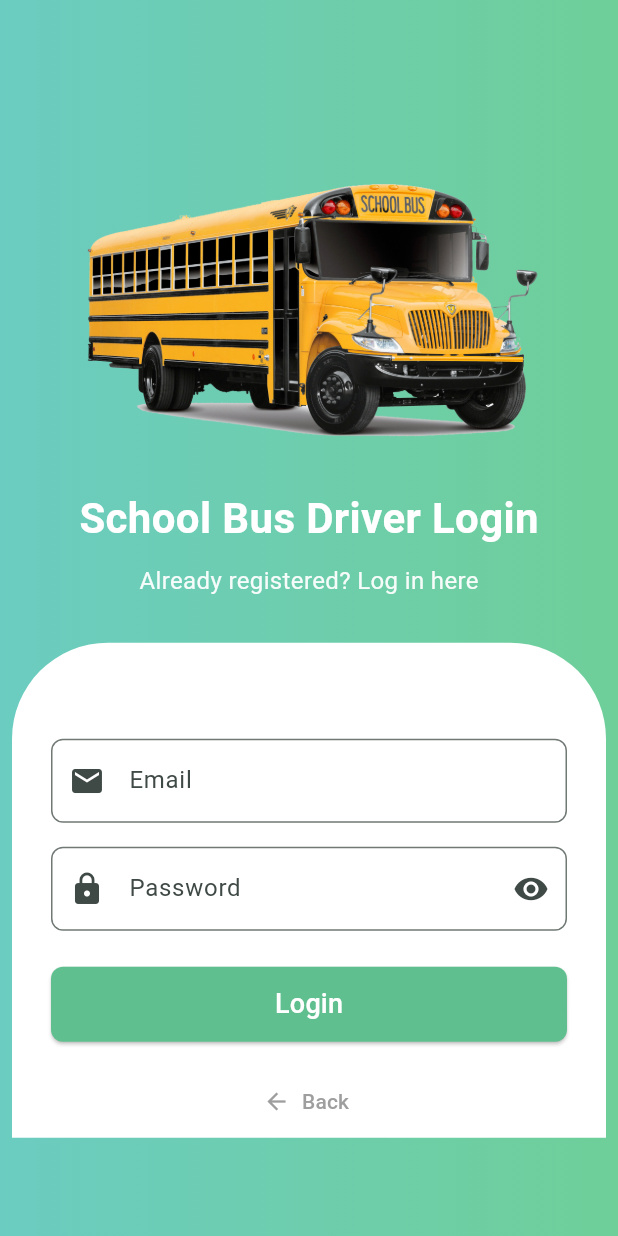
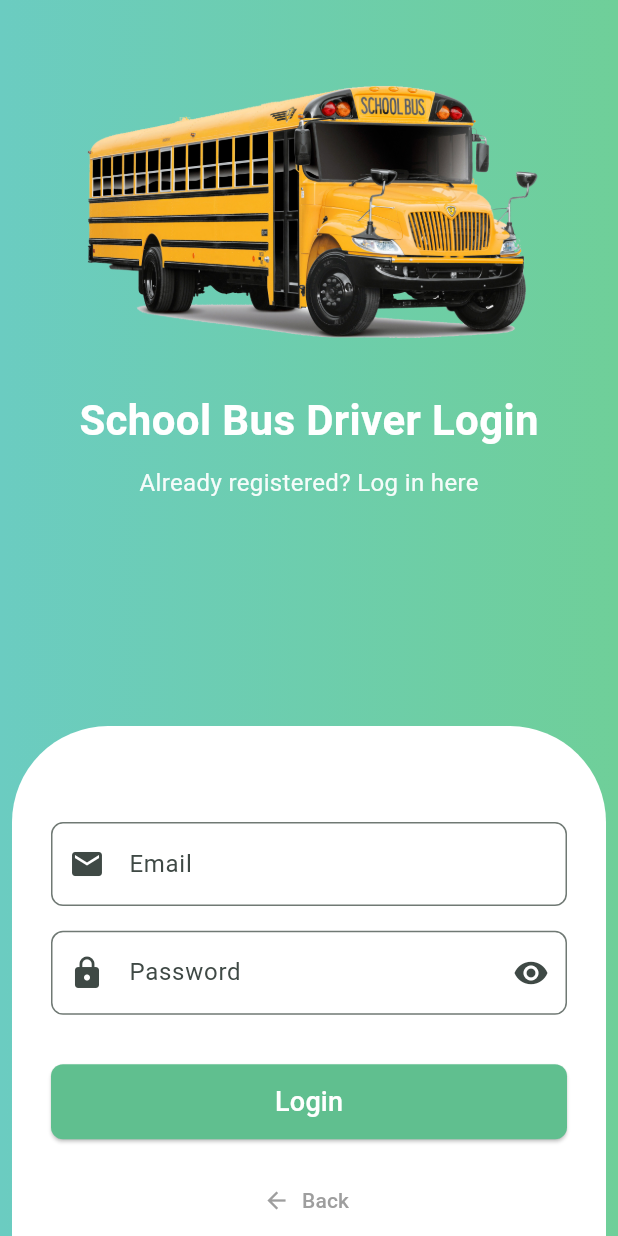
Before and after one commit to webstudioflutter/sms-driver, a Flutter app: the TeacherLoginScreen screen opened directly, on a phone screen of 412 x 824 dp. Run offline on Flutter 3.47's test engine with Material 3 defaults, Android fonts, the phone set to English and light mode, and no system bars; our stand-ins replace device_preview, dotted_border, flutter_svg, image_picker; network calls fail.

Commit message:
login page

```diff
--- a/lib/main.dart
+++ b/lib/main.dart
@@ -1,8 +1,8 @@
+import 'package:device_preview/device_preview.dart';
 import 'package:driver_app/core/color_constant.dart';
 import 'package:driver_app/screen/navbar/MainNavbar.dart';
 import 'package:flutter/foundation.dart';
 import 'package:flutter/material.dart';
-import 'package:device_preview/device_preview.dart';
 
 void main() => runApp(
       DevicePreview(
--- a/lib/screen/login_and_logout/login.dart
+++ b/lib/screen/login_and_logout/login.dart
@@ -1,3 +1,4 @@
+import 'package:driver_app/core/utils/util.dart';
 import 'package:driver_app/screen/navbar/MainNavbar.dart';
 import 'package:flutter/material.dart';
 
@@ -16,9 +17,8 @@ class TeacherLoginScreen extends StatelessWidget {
             end: Alignment.topRight,
           ),
         ),
-        child: Center(
-          child: SingleChildScrollView(
         child: Column(
+          mainAxisSize: MainAxisSize.max,
           mainAxisAlignment: MainAxisAlignment.center,
           children: [
             Image.asset(
@@ -45,13 +45,14 @@ class TeacherLoginScreen extends StatelessWidget {
                 fontSize: 16,
               ),
             ),
-                const SizedBox(height: 30),
+            // const SizedBox(height: 30),
+            const Spacer(),
 
             Padding(
               padding: const EdgeInsets.only(left: 8, right: 8),
               child: Container(
-                    padding:
-                        const EdgeInsets.only(top: 64, left: 26, right: 26),
+                // height: getHeight(context) * 0.5,
+                padding: const EdgeInsets.only(top: 64, left: 26, right: 26),
                 // margin: const EdgeInsets.symmetric(horizontal: 24),
                 decoration: const BoxDecoration(
                   color: Colors.white,
@@ -71,7 +72,7 @@ class TeacherLoginScreen extends StatelessWidget {
                         ),
                       ),
                     ),
-                        const SizedBox(height: 16),
+                    SizedBox(height: getHeight(context) * 0.02),
 
                     TextField(
                       decoration: InputDecoration(
@@ -84,11 +85,16 @@ class TeacherLoginScreen extends StatelessWidget {
                       ),
                       obscureText: true,
                     ),
-                        const SizedBox(height: 24),
+                    SizedBox(height: getHeight(context) * 0.04),
+
                     // Login button
                     ElevatedButton(
                       onPressed: () {
-                            const MainNavbar();
+                        // const MainNavbar();
+                        Navigator.push(
+                            context,
+                            MaterialPageRoute(
+                                builder: (context) => const MainNavbar()));
                       },
                       style: ElevatedButton.styleFrom(
                         minimumSize: const Size(double.infinity, 50),
@@ -98,18 +104,20 @@ class TeacherLoginScreen extends StatelessWidget {
                         backgroundColor: const Color(0xff60bf8f),
                       ),
                       child: const Text('Login',
-                              style:
-                                  TextStyle(fontSize: 18, color: Colors.white)),
+                          style: TextStyle(fontSize: 18, color: Colors.white)),
                     ),
-                        const SizedBox(height: 16),
+                    SizedBox(height: getHeight(context) * 0.02),
+
                     // Back button
 
                     TextButton.icon(
                       onPressed: () {
-                            const MainNavbar();
+                        Navigator.push(
+                            context,
+                            MaterialPageRoute(
+                                builder: (context) => const MainNavbar()));
                       },
-                          icon:
-                              const Icon(Icons.arrow_back, color: Colors.grey),
+                      icon: const Icon(Icons.arrow_back, color: Colors.grey),
                       label: const Text(
                         'Back',
                         style: TextStyle(color: Colors.grey),
@@ -122,8 +130,6 @@ class TeacherLoginScreen extends StatelessWidget {
           ],
         ),
       ),
-        ),
-      ),
     );
   }
 }
```
Also changed, not shown: lib/screen/dashboard/profile_page.dart (+9 -1 lines). Lines whose indentation alone changed are shown as unchanged.
